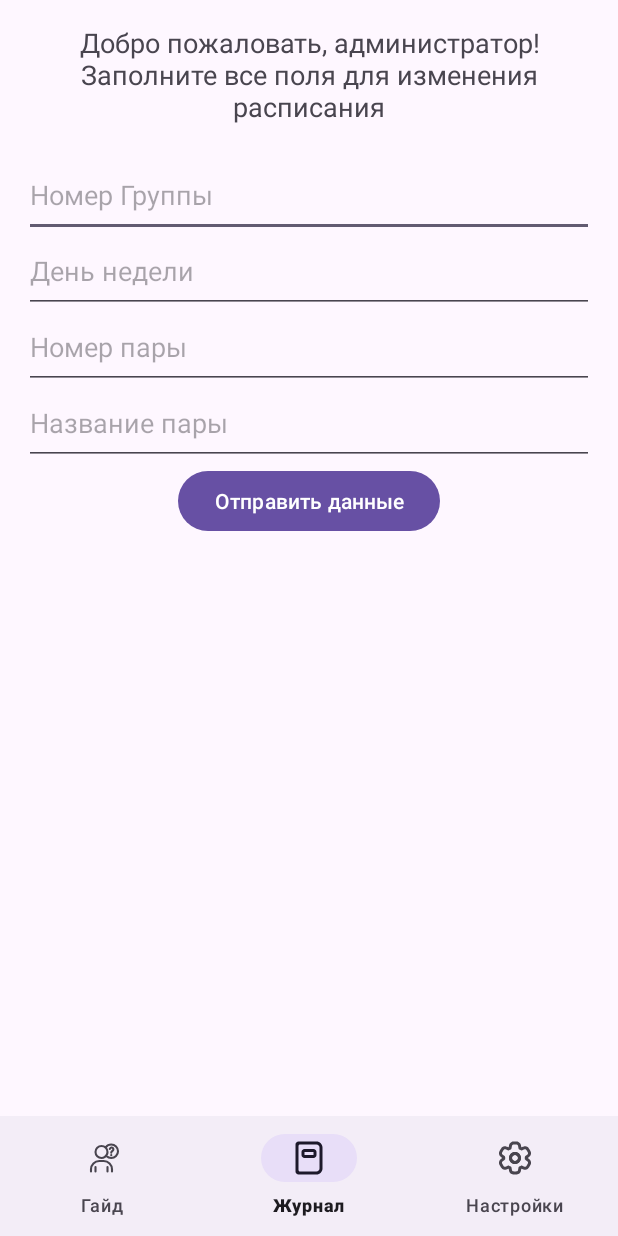
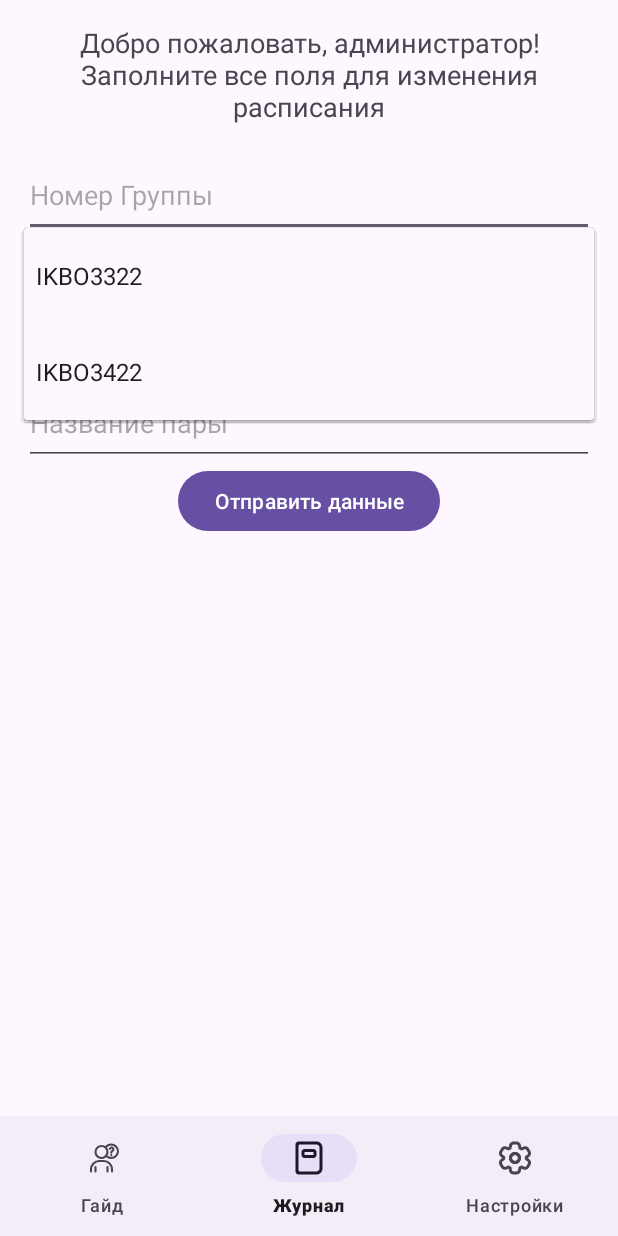
Before and after one commit to Deatser/LogBook, an Android app: the MainActivity screen opened directly, with no data from a screen before it, on a phone screen of 412 x 824 dp. Run offline under Robolectric (Android 15) with nearby library versions, the phone set to English and light mode, and no system bars; our stand-ins replace Firebase (no records; nobody signed in at launch, a user with empty details on screens opened directly).

Commit message:
Alpha v1.0.2: Автозаполняемые поля в редактировании журнала в Админской активити

```diff
--- a/app/src/main/java/com/example/logbook/MainActivity.java
+++ b/app/src/main/java/com/example/logbook/MainActivity.java
@@ -4,8 +4,9 @@ import android.content.Intent;
 import android.os.Bundle;
 import android.view.MenuItem;
 import android.view.View;
+import android.widget.ArrayAdapter;
+import android.widget.AutoCompleteTextView;
 import android.widget.Button;
-import android.widget.EditText;
 import android.widget.Toast;
 
 import androidx.annotation.NonNull;
@@ -24,10 +25,10 @@ public class MainActivity extends AppCompatActivity {
 
     private ActivityMainBinding binding;
 
-    private EditText editTextGroupNumber;
-    private EditText editTextDayOfWeek;
-    private EditText editTextLessonNumber;
-    private EditText editTextLessonName;
+    private AutoCompleteTextView editTextGroupNumber;
+    private AutoCompleteTextView editTextDayOfWeek;
+    private AutoCompleteTextView editTextLessonNumber;
+    private AutoCompleteTextView editTextLessonName;
     private Button SendBtn;
 
     private FirebaseAuth mAuth;
@@ -53,6 +54,9 @@ public class MainActivity extends AppCompatActivity {
         database = FirebaseDatabase.getInstance();
         ref = database.getReference();
 
+        // Инициализация адаптеров для AutoCompleteTextView
+        setupAutoCompleteTextViews();
+
         SendBtn.setOnClickListener(new View.OnClickListener() {
             @Override
             public void onClick(View v) {
@@ -61,7 +65,6 @@ public class MainActivity extends AppCompatActivity {
                 String dayOfWeek = editTextDayOfWeek.getText().toString();
                 String lessonNumber = editTextLessonNumber.getText().toString();
                 String lessonName = editTextLessonName.getText().toString();
-
 
                 // Проверка значения дня недели
                 if (!isValidDayOfWeek(dayOfWeek)) {
@@ -93,6 +96,8 @@ public class MainActivity extends AppCompatActivity {
                         } else {
                             // Успешно установлено новое значение
                             Toast.makeText(MainActivity.this, "Данные успешно отправлены", Toast.LENGTH_SHORT).show();
+                            // Очистка полей после успешной отправки
+                            clearInputFields();
                         }
                     }
                 });
@@ -105,11 +110,9 @@ public class MainActivity extends AppCompatActivity {
         // Снимите выделение с всех элементов
         bottomNavigationView.getMenu().findItem(R.id.diary).setChecked(false);
 
-
         bottomNavigationView.setOnItemSelectedListener(new BottomNavigationView.OnItemSelectedListener() {
             @Override
             public boolean onNavigationItemSelected(@NonNull MenuItem item) {
-
                 int itemId = item.getItemId();
                 if (itemId == R.id.guide) {
                     startActivity(new Intent(MainActivity.this, GuideActivity.class));
@@ -121,12 +124,81 @@ public class MainActivity extends AppCompatActivity {
                     startActivity(new Intent(MainActivity.this, ActivitySettings.class));
                     return true;
                 }
-
                 return false;
             }
         });
+    }
+
+    // Метод для настройки AutoCompleteTextView
+    private void setupAutoCompleteTextViews() {
+        // Списки подсказок
+
+        //На будущее: это можно закинуть в Firebase
+        String[] groupNumbers = {"IKBO3322", "IKBO3422"};
+        String[] daysOfWeek = {"Monday", "Tuesday", "Wednesday", "Thursday", "Friday", "Saturday", "Sunday"};
+        String[] lessonNumbers = {"1", "2", "3", "4", "5", "6"};
+        String[] lessonNames = {"Выходной =)","Дизайн мобильных приложений", "Программирование на языке Питон", "Физическая культура",
+                "Технология разработки программных приложений", "Проектирование баз данных", "Разработка мобильных приложений",
+                "Технология разработки программных приложений (Лекция)", "Теория вероятностей и математическая статистика", "Анализ и концептуальное моделирование систем",
+                "Иностарнный язык", "Проектирование баз данных (Лекция)", "Дизайн мобильных приложений (Лекция)"
+        };
+
+        // Адаптеры для AutoCompleteTextView
+        ArrayAdapter<String> groupNumberAdapter = new ArrayAdapter<>(this, android.R.layout.simple_dropdown_item_1line, groupNumbers);
+        ArrayAdapter<String> dayOfWeekAdapter = new ArrayAdapter<>(this, android.R.layout.simple_dropdown_item_1line, daysOfWeek);
+        ArrayAdapter<String> lessonNumberAdapter = new ArrayAdapter<>(this, android.R.layout.simple_dropdown_item_1line, lessonNumbers);
+        ArrayAdapter<String> lessonNameAdapter = new ArrayAdapter<>(this, android.R.layout.simple_dropdown_item_1line, lessonNames);
+
+        // Установка адаптеров
+        editTextGroupNumber.setAdapter(groupNumberAdapter);
+        editTextDayOfWeek.setAdapter(dayOfWeekAdapter);
+        editTextLessonNumber.setAdapter(lessonNumberAdapter);
+        editTextLessonName.setAdapter(lessonNameAdapter);
+
+        // Включение фильтрации в адаптерах
+        editTextGroupNumber.setThreshold(0);
+        editTextGroupNumber.setOnFocusChangeListener(new View.OnFocusChangeListener() {
+            @Override
+            public void onFocusChange(View v, boolean hasFocus) {
+                if (hasFocus) {
+                    editTextGroupNumber.showDropDown();
+                }
+            }
+        });
+
+        editTextDayOfWeek.setThreshold(0);
+        editTextDayOfWeek.setOnFocusChangeListener(new View.OnFocusChangeListener() {
+            @Override
+            public void onFocusChange(View v, boolean hasFocus) {
+                if (hasFocus) {
+                    editTextDayOfWeek.showDropDown();
+                }
+            }
+        });
+
+        editTextLessonNumber.setThreshold(0);
+        editTextLessonNumber.setOnFocusChangeListener(new View.OnFocusChangeListener() {
+            @Override
+            public void onFocusChange(View v, boolean hasFocus) {
+                if (hasFocus) {
+                    editTextLessonNumber.showDropDown();
+                }
+            }
+        });
+
+        editTextLessonName.setThreshold(0);
+        editTextLessonName.setOnFocusChangeListener(new View.OnFocusChangeListener() {
+            @Override
+            public void onFocusChange(View v, boolean hasFocus) {
+                if (hasFocus) {
+                    editTextLessonName.showDropDown();
+                }
+            }
+        });
+
 
     }
+
     // Метод для проверки правильности дня недели
     private boolean isValidDayOfWeek(String dayOfWeek) {
         return dayOfWeek.equalsIgnoreCase("Monday") ||
@@ -137,4 +209,10 @@ public class MainActivity extends AppCompatActivity {
                 dayOfWeek.equalsIgnoreCase("Saturday") ||
                 dayOfWeek.equalsIgnoreCase("Sunday");
     }
+
+    // Метод для очистки полей ввода
+    private void clearInputFields() {
+        editTextLessonNumber.setText("");
+        editTextLessonName.setText("");
+    }
 }
--- a/app/src/main/res/layout/activity_main.xml
+++ b/app/src/main/res/layout/activity_main.xml
@@ -23,7 +23,7 @@
             android:textAlignment="center"
             android:paddingBottom="24dp"/>
 
-        <EditText
+        <AutoCompleteTextView
             android:id="@+id/editTextGroupNumber"
             android:layout_width="match_parent"
             android:layout_height="wrap_content"
@@ -31,7 +31,7 @@
             android:inputType="text"
             android:paddingBottom="16dp"/>
 
-        <EditText
+        <AutoCompleteTextView
             android:id="@+id/editTextDayOfWeek"
             android:layout_width="match_parent"
             android:layout_height="wrap_content"
@@ -39,7 +39,7 @@
             android:inputType="text"
             android:paddingBottom="16dp"/>
 
-        <EditText
+        <AutoCompleteTextView
             android:id="@+id/editTextLessonNumber"
             android:layout_width="match_parent"
             android:layout_height="wrap_content"
@@ -47,7 +47,7 @@
             android:inputType="number"
             android:paddingBottom="16dp"/>
 
-        <EditText
+        <AutoCompleteTextView
             android:id="@+id/editTextLessonName"
             android:layout_width="match_parent"
             android:layout_height="wrap_content"
--- a/app/src/main/res/layout/activity_settings.xml
+++ b/app/src/main/res/layout/activity_settings.xml
@@ -63,7 +63,7 @@
         android:id="@+id/versionInfo"
         android:layout_width="wrap_content"
         android:layout_height="wrap_content"
-        android:text="Alpha v1.0.1\nАвтор: Селезнев Сергей"
+        android:text="Alpha v1.0.2\nАвтор: Селезнев Сергей,\nСтудент группы ИКБО-33-22"
         android:layout_above="@id/bottomNavigationView"
         android:layout_centerHorizontal="true"
         android:layout_marginBottom="16dp" />
```
